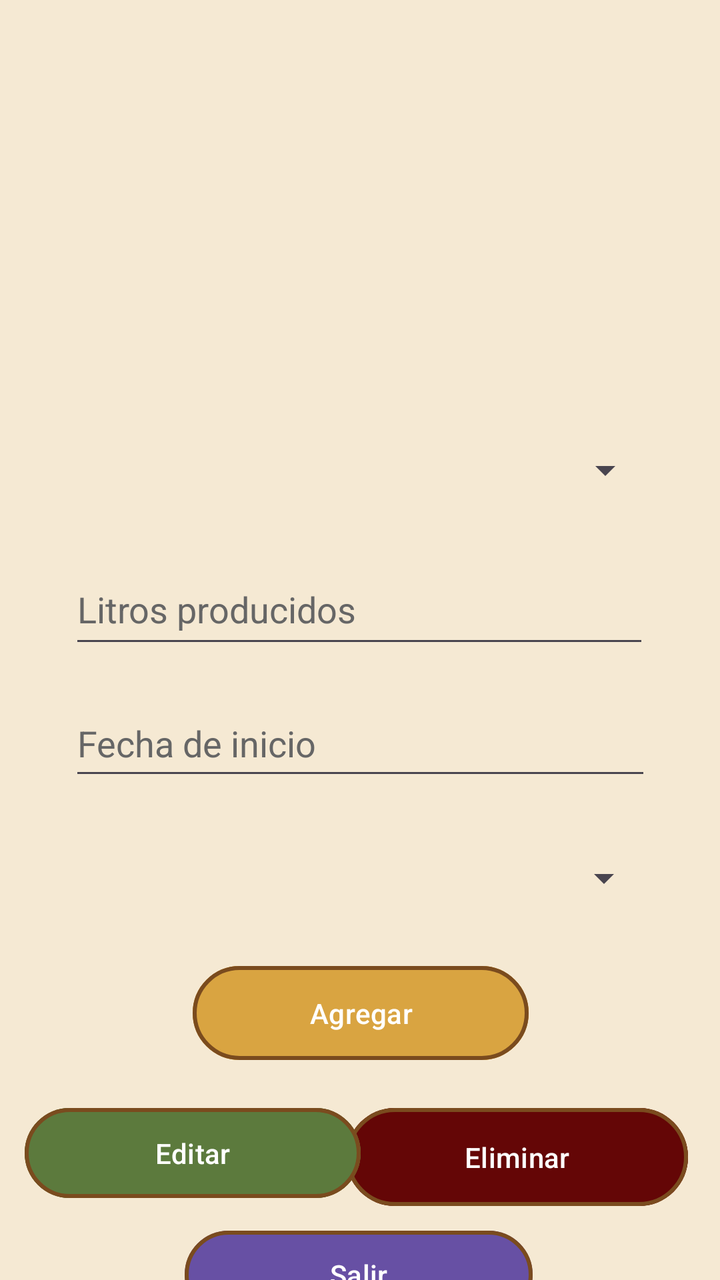
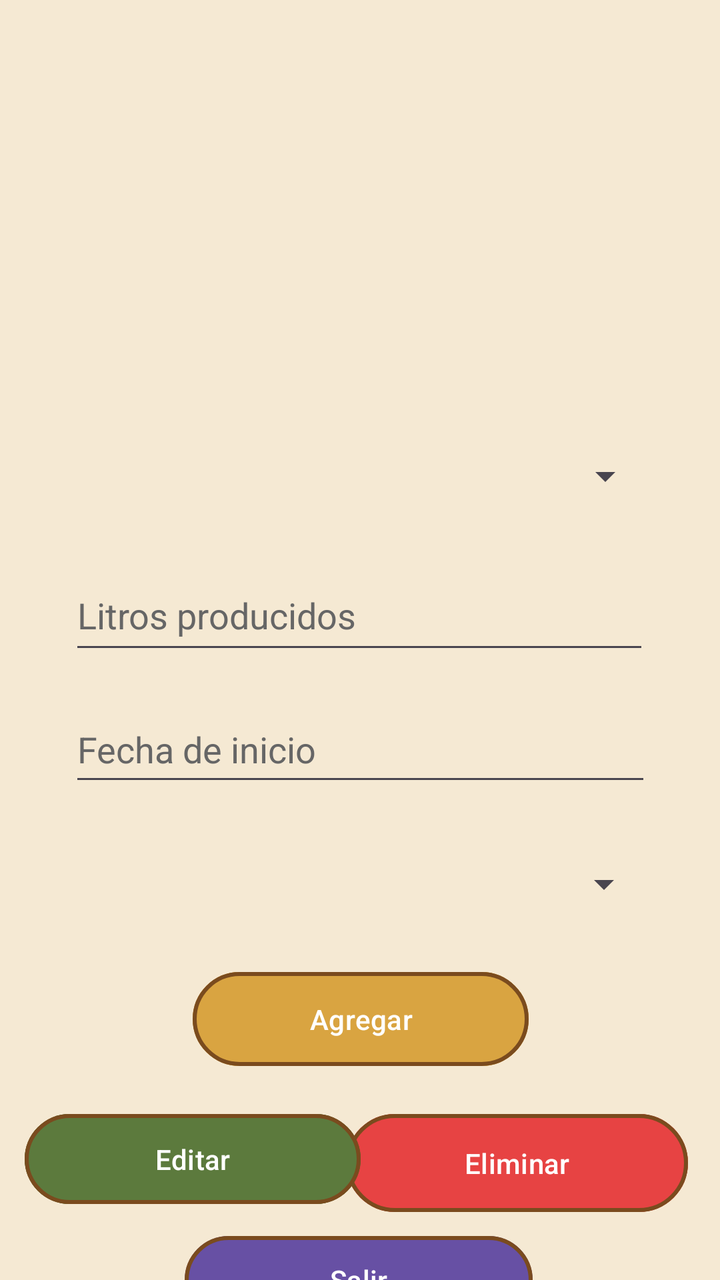

Two renders of the same Android screen: before a commit and after it. Below are the layout's source before the change and the commit's diff.
<!-- AndroidManifest.xml: application theme Theme.CerveceriaB -->
<!-- res/layout/activity_lote.xml -->
<?xml version="1.0" encoding="utf-8"?>
<androidx.constraintlayout.widget.ConstraintLayout xmlns:android="http://schemas.android.com/apk/res/android"
    xmlns:app="http://schemas.android.com/apk/res-auto"
    xmlns:tools="http://schemas.android.com/tools"
    android:id="@+id/layoutLote"
    android:layout_width="match_parent"
    android:layout_height="match_parent"
    android:background="@color/fondo_crema"
    tools:context=".LoteActivity">

    <ListView
        android:id="@+id/lvLotes"
        android:layout_width="407dp"
        android:layout_height="163dp"
        android:layout_marginTop="30dp"
        app:layout_constraintEnd_toEndOf="parent"
        app:layout_constraintStart_toStartOf="parent"
        app:layout_constraintTop_toTopOf="parent" />

    <Spinner
        android:id="@+id/spCervezaLote"
        android:layout_width="293dp"
        android:layout_height="52dp"
        android:layout_marginTop="16dp"
        app:layout_constraintEnd_toEndOf="parent"
        app:layout_constraintStart_toStartOf="parent"
        app:layout_constraintTop_toBottomOf="@id/lvLotes" />

    <EditText
        android:id="@+id/etCantidadLitros"
        android:layout_width="290dp"
        android:layout_height="52dp"
        android:layout_marginTop="16dp"
        android:hint="Litros producidos"
        android:inputType="numberDecimal"
        app:layout_constraintEnd_toEndOf="parent"
        app:layout_constraintHorizontal_bias="0.495"
        app:layout_constraintStart_toStartOf="parent"
        app:layout_constraintTop_toBottomOf="@id/spCervezaLote" />

    <EditText
        android:id="@+id/etFechaInicio"
        android:layout_width="291dp"
        android:layout_height="50dp"
        android:layout_marginTop="16dp"
        android:clickable="true"
        android:cursorVisible="false"
        android:focusable="false"
        android:hint="Fecha de inicio"
        app:layout_constraintEnd_toEndOf="parent"
        app:layout_constraintStart_toStartOf="parent"
        app:layout_constraintTop_toBottomOf="@id/etCantidadLitros" />

    <Spinner
        android:id="@+id/spEstadoLote"
        android:layout_width="292dp"
        android:layout_height="56dp"
        android:layout_marginTop="16dp"
        app:layout_constraintEnd_toEndOf="parent"
        app:layout_constraintStart_toStartOf="parent"
        app:layout_constraintTop_toBottomOf="@id/etFechaInicio" />

    <Button
        android:id="@+id/btnAgregarLote"
        android:layout_width="168dp"
        android:layout_height="55dp"
        android:layout_marginTop="12dp"
        android:backgroundTint="@color/dorado_cerveza"
        android:text="Agregar"
        app:layout_constraintEnd_toEndOf="parent"
        app:layout_constraintHorizontal_bias="0.502"
        app:layout_constraintStart_toStartOf="parent"
        app:layout_constraintTop_toBottomOf="@id/spEstadoLote"
        app:strokeColor="@color/tostado_oscuro"
        app:strokeWidth="2dp" />

    <Button
        android:id="@+id/btnEliminarLote"
        android:layout_width="171dp"
        android:layout_height="57dp"
        android:layout_marginTop="16dp"
        android:layout_marginEnd="16dp"
        android:backgroundTint="#640606"
        android:text="Eliminar"
        android:textColor="@android:color/white"
        app:layout_constraintEnd_toEndOf="parent"
        app:layout_constraintTop_toBottomOf="@+id/btnAgregarLote"
        app:strokeColor="@color/tostado_oscuro"
        app:strokeWidth="2dp" />

    <Button
        android:id="@+id/btnSalirLote"
        android:layout_width="174dp"
        android:layout_height="52dp"
        android:layout_marginTop="8dp"
        android:text="Salir"
        app:layout_constraintBottom_toBottomOf="parent"
        app:layout_constraintEnd_toEndOf="parent"
        app:layout_constraintHorizontal_bias="0.497"
        app:layout_constraintStart_toStartOf="parent"
        app:layout_constraintTop_toBottomOf="@id/btnEliminarLote"
        app:layout_constraintVertical_bias="0.141"
        app:strokeColor="@color/tostado_oscuro"
        app:strokeWidth="2dp" />

    <Button
        android:id="@+id/btnEditarLote"
        android:layout_width="168dp"
        android:layout_height="53dp"
        android:layout_marginTop="16dp"
        android:backgroundTint="@color/verde"
        android:text="Editar"
        android:textColor="@android:color/white"
        app:layout_constraintEnd_toEndOf="parent"
        app:layout_constraintHorizontal_bias="0.065"
        app:layout_constraintStart_toStartOf="parent"
        app:layout_constraintTop_toBottomOf="@id/btnAgregarLote"
        app:strokeColor="@color/tostado_oscuro"
        app:strokeWidth="2dp" />

</androidx.constraintlayout.widget.ConstraintLayout>
<!-- resources referenced by this layout -->
<resources>
  <color name="dorado_cerveza">#D9A441</color>
  <color name="fondo_crema">#F5E9D3</color>
  <color name="tostado_oscuro">#7A4B1E</color>
  <color name="verde">#5C7A3D</color>
  <style name="Theme.CerveceriaB" parent="Base.Theme.CerveceriaB" />
  <style name="Base.Theme.CerveceriaB" parent="Theme.Material3.DayNight.NoActionBar">
          
          
          <item name="android:editTextColor">@android:color/black</item>
          <item name="android:textColorPrimary">@android:color/black</item>
          <item name="android:textColorHint">#666666</item>
      </style>
</resources>

<!-- the commit's change to res/layout/activity_lote.xml (unified diff, before → after) -->
@@ -10,8 +10,8 @@
 
     <ListView
         android:id="@+id/lvLotes"
-        android:layout_width="407dp"
-        android:layout_height="163dp"
+        android:layout_width="405dp"
+        android:layout_height="166dp"
         android:layout_marginTop="30dp"
         app:layout_constraintEnd_toEndOf="parent"
         app:layout_constraintStart_toStartOf="parent"
@@ -80,7 +80,7 @@
         android:layout_height="57dp"
         android:layout_marginTop="16dp"
         android:layout_marginEnd="16dp"
-        android:backgroundTint="#640606"
+        android:backgroundTint="#E74343"
         android:text="Eliminar"
         android:textColor="@android:color/white"
         app:layout_constraintEnd_toEndOf="parent"
